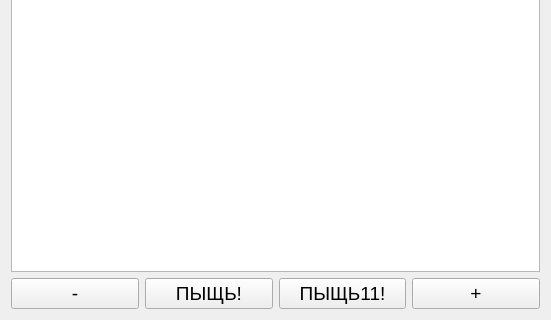
The window that PHDCube/graphicalwidget.ui (reinerwaldmann/PHDCube) describes before a commit, drawn with Qt 5; both pictures show x 0 to 551 and y 144 to 464 of the 551 by 464 pixel window.
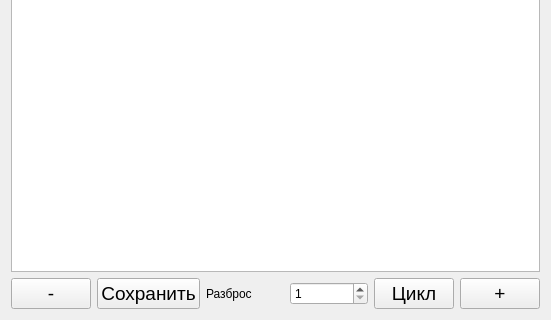
The same window after the commit.

```diff
--- a/PHDCube/graphicalwidget.ui
+++ b/PHDCube/graphicalwidget.ui
@@ -51,7 +51,24 @@
         </font>
        </property>
        <property name="text">
-        <string>ПЫЩЬ!</string>
+        <string>Сохранить</string>
+       </property>
+      </widget>
+     </item>
+     <item>
+      <widget class="QLabel" name="label">
+       <property name="text">
+        <string>Разброс</string>
+       </property>
+      </widget>
+     </item>
+     <item>
+      <widget class="QSpinBox" name="spinBoxSpread">
+       <property name="minimum">
+        <number>1</number>
+       </property>
+       <property name="maximum">
+        <number>100</number>
        </property>
       </widget>
      </item>
@@ -69,7 +86,7 @@
         </font>
        </property>
        <property name="text">
-        <string>ПЫЩЬ11!</string>
+        <string>Цикл</string>
        </property>
       </widget>
      </item>
```
